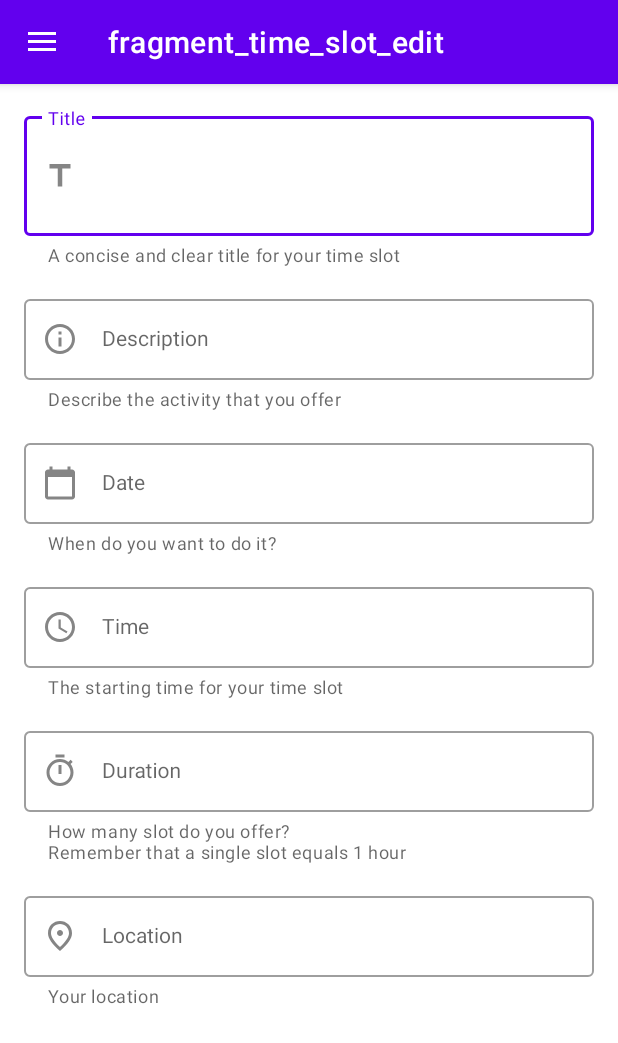
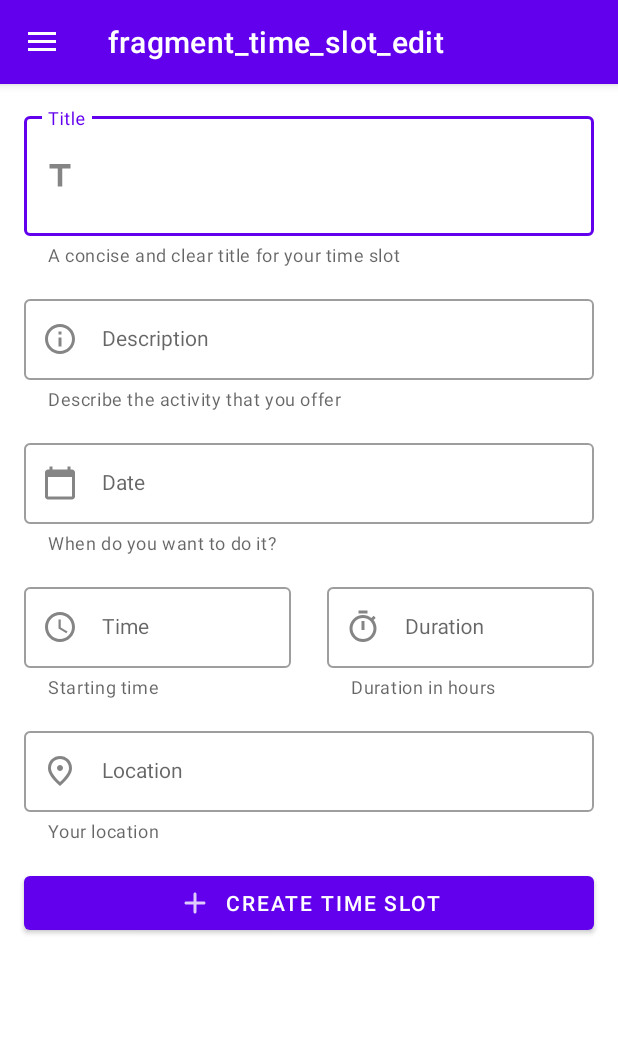
Before and after one commit to Banouie/G30Lab2MobileDev, an Android app: the screen it shows after launch (MainActivity), in the side drawer, after a tap on "TimeSlot Edit", on a phone screen of 412 x 824 dp. Shown: the top 1043 px of the screen. Run offline under Robolectric (Android 15) with nearby library versions, the light colour scheme and no system bars; our stand-ins replace navigation-ui.

Commit message:
Rearranged editTimeSlot layout in a more visually organized way

```diff
--- a/app/src/main/java/com/g30lab3/app/ui/timeSlotEdit/TimeSlotEditFragment.kt
+++ b/app/src/main/java/com/g30lab3/app/ui/timeSlotEdit/TimeSlotEditFragment.kt
@@ -6,8 +6,7 @@ import android.widget.EditText
 import androidx.fragment.app.DialogFragment
 import androidx.fragment.app.Fragment
 import com.g30lab3.app.R
-import com.g30lab3.app.databinding.FragmentHomeBinding
-import com.g30lab3.app.ui.timeSlotEdit.DatePickerFragment
+
 
 class TimeSlotEditFragment : Fragment(R.layout.fragment_time_slot_edit) {
 
@@ -66,6 +65,8 @@ class TimeSlotEditFragment : Fragment(R.layout.fragment_time_slot_edit) {
             }
         }
 
+        //TODO manage back button pression for saving edited timeslot
+
 
 
     }
--- a/app/src/main/res/layout/fragment_time_slot_edit.xml
+++ b/app/src/main/res/layout/fragment_time_slot_edit.xml
@@ -8,7 +8,7 @@
 
     <androidx.constraintlayout.widget.ConstraintLayout
         android:layout_width="match_parent"
-        android:layout_height="match_parent"
+        android:layout_height="wrap_content"
         tools:context="ui.timeSlotEdit.TimeSlotEditFragment">
 
 
@@ -35,7 +35,8 @@
             <EditText
                 android:layout_width="match_parent"
                 android:layout_height="wrap_content"
-                android:textAppearance="@style/TextAppearance.AppCompat.Display1" />
+                android:textAppearance="@style/TextAppearance.AppCompat.Display1"
+                tools:ignore="SpeakableTextPresentCheck" />
         </com.google.android.material.textfield.TextInputLayout>
 
         <!--Edit Description input field-->
@@ -52,7 +53,6 @@
             app:helperText="Describe the activity that you offer"
 
             app:helperTextEnabled="true"
-            app:layout_constraintBottom_toTopOf="@+id/edit_date_Field"
             app:layout_constraintEnd_toEndOf="parent"
             app:layout_constraintStart_toStartOf="parent"
             app:layout_constraintTop_toBottomOf="@+id/edit_title_Field"
@@ -61,7 +61,8 @@
             <EditText
                 android:layout_width="match_parent"
                 android:layout_height="wrap_content"
-                android:textAppearance="@style/TextAppearance.AppCompat.Body1" />
+                android:textAppearance="@style/TextAppearance.AppCompat.Body1"
+                tools:ignore="SpeakableTextPresentCheck" />
         </com.google.android.material.textfield.TextInputLayout>
 
 
@@ -77,7 +78,6 @@
             android:clickable="true"
             android:hint="Date"
             app:helperText="When do you want to do it?"
-            app:layout_constraintBottom_toTopOf="@+id/edit_time_Field"
             app:layout_constraintEnd_toEndOf="parent"
             app:layout_constraintStart_toStartOf="parent"
             app:layout_constraintTop_toBottomOf="@+id/edit_description_Field"
@@ -87,7 +87,8 @@
                 android:id="@+id/edit_date"
                 android:layout_width="match_parent"
                 android:layout_height="wrap_content"
-                android:textAppearance="@style/TextAppearance.AppCompat.Body1" />
+                android:textAppearance="@style/TextAppearance.AppCompat.Body1"
+                tools:ignore="SpeakableTextPresentCheck" />
         </com.google.android.material.textfield.TextInputLayout>
 
 
@@ -95,15 +96,16 @@
         <com.google.android.material.textfield.TextInputLayout
             android:id="@+id/edit_time_Field"
             style="@style/Widget.MaterialComponents.TextInputLayout.OutlinedBox"
-            android:layout_width="match_parent"
+            android:layout_width="0dp"
             android:layout_height="wrap_content"
             android:layout_marginStart="16dp"
             android:layout_marginTop="16dp"
-            android:layout_marginEnd="16dp"
+            android:layout_marginEnd="24dp"
             android:hint="Time"
-            app:helperText="The starting time for your time slot"
-            app:layout_constraintBottom_toTopOf="@+id/edit_duration_Field"
-            app:layout_constraintEnd_toEndOf="parent"
+            app:helperText="Starting time"
+            app:layout_constraintEnd_toStartOf="@+id/edit_duration_Field"
+            app:layout_constraintHorizontal_bias="0.5"
+            app:layout_constraintHorizontal_chainStyle="spread"
             app:layout_constraintStart_toStartOf="parent"
             app:layout_constraintTop_toBottomOf="@+id/edit_date_Field"
             app:startIconDrawable="@drawable/ic_time">
@@ -111,30 +113,30 @@
             <EditText
                 android:layout_width="match_parent"
                 android:layout_height="wrap_content"
-                android:textAppearance="@style/TextAppearance.AppCompat.Body1" />
+                android:textAppearance="@style/TextAppearance.AppCompat.Body1"
+                tools:ignore="SpeakableTextPresentCheck" />
         </com.google.android.material.textfield.TextInputLayout>
 
         <!--Edit Duration input field-->
         <com.google.android.material.textfield.TextInputLayout
             android:id="@+id/edit_duration_Field"
             style="@style/Widget.MaterialComponents.TextInputLayout.OutlinedBox"
-            android:layout_width="match_parent"
+            android:layout_width="0dp"
             android:layout_height="wrap_content"
-            android:layout_marginStart="16dp"
-            android:layout_marginTop="16dp"
             android:layout_marginEnd="16dp"
             android:hint="Duration"
-            app:helperText="How many slot do you offer?\nRemember that a single slot equals 1 hour"
-            app:layout_constraintBottom_toTopOf="@+id/edit_location_Field"
+            app:helperText="Duration in hours"
             app:layout_constraintEnd_toEndOf="parent"
-            app:layout_constraintStart_toStartOf="parent"
-            app:layout_constraintTop_toBottomOf="@+id/edit_time_Field"
+            app:layout_constraintHorizontal_bias="0.5"
+            app:layout_constraintStart_toEndOf="@+id/edit_time_Field"
+            app:layout_constraintTop_toTopOf="@+id/edit_time_Field"
             app:startIconDrawable="@drawable/ic_duration">
 
             <EditText
                 android:layout_width="match_parent"
                 android:layout_height="wrap_content"
-                android:textAppearance="@style/TextAppearance.AppCompat.Body1" />
+                android:textAppearance="@style/TextAppearance.AppCompat.Body1"
+                tools:ignore="SpeakableTextPresentCheck" />
         </com.google.android.material.textfield.TextInputLayout>
 
         <!--Edit Location input field-->
@@ -146,10 +148,8 @@
             android:layout_marginStart="16dp"
             android:layout_marginTop="16dp"
             android:layout_marginEnd="16dp"
-            android:layout_marginBottom="16dp"
             android:hint="Location"
             app:helperText="Your location"
-            app:layout_constraintBottom_toBottomOf="parent"
             app:layout_constraintEnd_toEndOf="parent"
             app:layout_constraintStart_toStartOf="parent"
             app:layout_constraintTop_toBottomOf="@+id/edit_duration_Field"
@@ -158,8 +158,25 @@
             <EditText
                 android:layout_width="match_parent"
                 android:layout_height="wrap_content"
-                android:textAppearance="@style/TextAppearance.AppCompat.Body1" />
+                android:textAppearance="@style/TextAppearance.AppCompat.Body1"
+                tools:ignore="SpeakableTextPresentCheck" />
         </com.google.android.material.textfield.TextInputLayout>
+
+        <com.google.android.material.button.MaterialButton
+            android:id="@+id/create_timeSlot"
+            android:layout_width="0dp"
+            android:layout_height="wrap_content"
+            android:layout_marginTop="16dp"
+            android:layout_marginBottom="16dp"
+            android:text="Create Time Slot"
+            app:icon="@drawable/ic_plus"
+            app:iconGravity="textStart"
+            app:layout_constraintBottom_toBottomOf="parent"
+            app:layout_constraintEnd_toEndOf="@+id/edit_location_Field"
+            app:layout_constraintStart_toStartOf="@+id/edit_location_Field"
+            app:layout_constraintTop_toBottomOf="@+id/edit_location_Field">
+
+        </com.google.android.material.button.MaterialButton>
 
 
     </androidx.constraintlayout.widget.ConstraintLayout>
```
